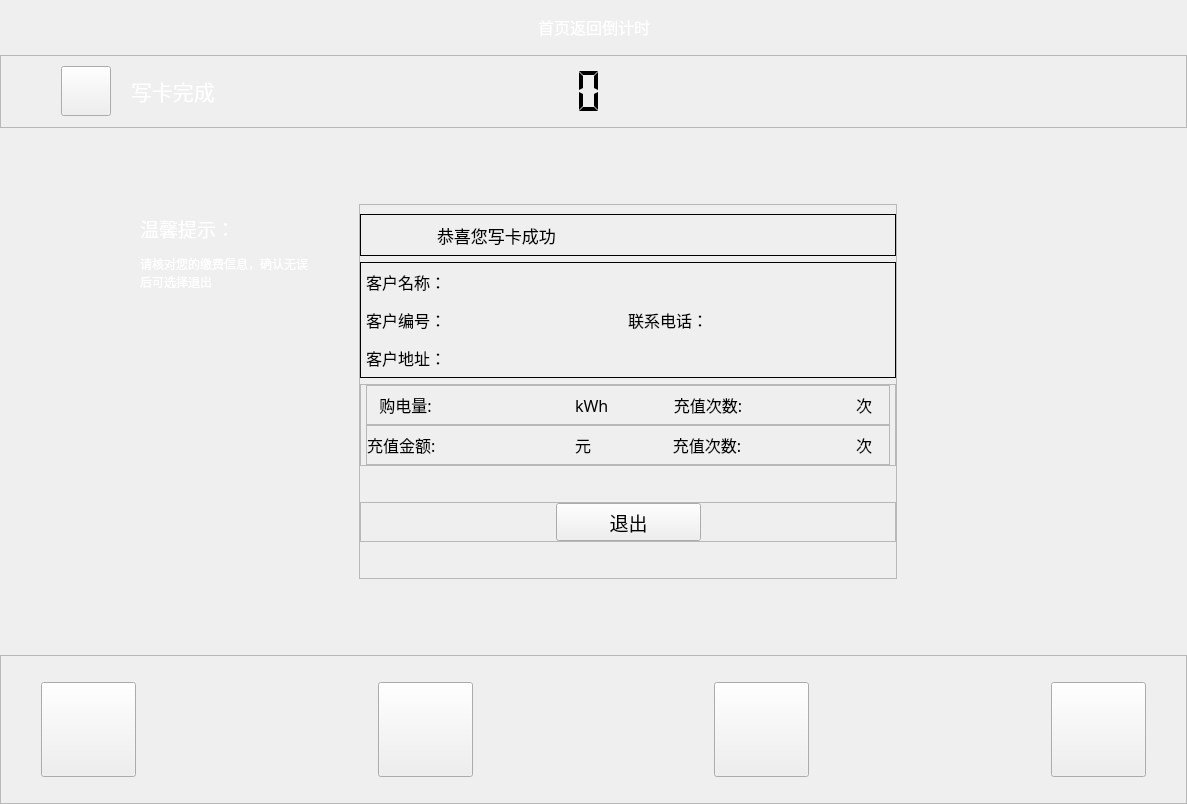
The window that writecardfinished.ui (along-wds/jiaofeiji_ykgl) describes before a commit, drawn with Qt 5.
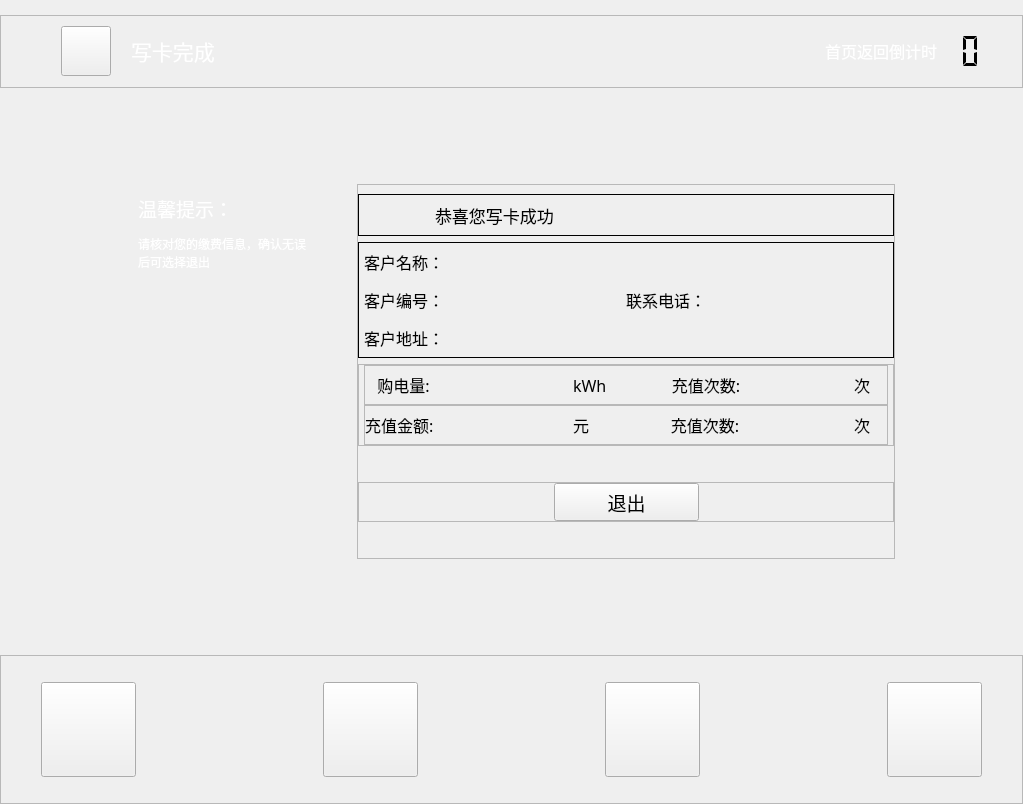
The same window after the commit. Icons and pictures are not drawn.

```diff
--- a/writecardfinished.ui
+++ b/writecardfinished.ui
@@ -6,7 +6,7 @@
    <rect>
     <x>0</x>
     <y>0</y>
-    <width>1187</width>
+    <width>1023</width>
     <height>804</height>
    </rect>
   </property>
@@ -30,82 +30,20 @@
     <number>0</number>
    </property>
    <item>
-    <layout class="QHBoxLayout" name="horizontalLayout_22">
-     <item>
-      <spacer name="horizontalSpacer_18">
-       <property name="orientation">
-        <enum>Qt::Horizontal</enum>
-       </property>
-       <property name="sizeHint" stdset="0">
-        <size>
-         <width>40</width>
-         <height>20</height>
-        </size>
-       </property>
-      </spacer>
-     </item>
-     <item>
-      <spacer name="verticalSpacer_9">
-       <property name="orientation">
-        <enum>Qt::Vertical</enum>
-       </property>
-       <property name="sizeType">
-        <enum>QSizePolicy::Fixed</enum>
-       </property>
-       <property name="sizeHint" stdset="0">
-        <size>
-         <width>20</width>
-         <height>55</height>
-        </size>
-       </property>
-      </spacer>
-     </item>
-     <item>
-      <widget class="QLabel" name="label">
-       <property name="font">
-        <font>
-         <family>微软雅黑</family>
-         <pointsize>12</pointsize>
-        </font>
-       </property>
-       <property name="text">
-        <string>&lt;html&gt;&lt;head/&gt;&lt;body&gt;&lt;p&gt;&lt;span style=&quot; color:#ffffff;&quot;&gt;首页返回倒计时&lt;/span&gt;&lt;/p&gt;&lt;/body&gt;&lt;/html&gt;</string>
-       </property>
-      </widget>
-     </item>
-     <item>
-      <spacer name="verticalSpacer_6">
-       <property name="orientation">
-        <enum>Qt::Vertical</enum>
-       </property>
-       <property name="sizeType">
-        <enum>QSizePolicy::Fixed</enum>
-       </property>
-       <property name="sizeHint" stdset="0">
-        <size>
-         <width>20</width>
-         <height>55</height>
-        </size>
-       </property>
-      </spacer>
-     </item>
-     <item>
-      <spacer name="horizontalSpacer_19">
-       <property name="orientation">
-        <enum>Qt::Horizontal</enum>
-       </property>
-       <property name="sizeType">
-        <enum>QSizePolicy::Expanding</enum>
-       </property>
-       <property name="sizeHint" stdset="0">
-        <size>
-         <width>15</width>
-         <height>20</height>
-        </size>
-       </property>
-      </spacer>
-     </item>
-    </layout>
+    <spacer name="verticalSpacer_5">
+     <property name="orientation">
+      <enum>Qt::Vertical</enum>
+     </property>
+     <property name="sizeType">
+      <enum>QSizePolicy::Fixed</enum>
+     </property>
+     <property name="sizeHint" stdset="0">
+      <size>
+       <width>20</width>
+       <height>15</height>
+      </size>
+     </property>
+    </spacer>
    </item>
    <item>
     <widget class="QFrame" name="frame_7">
@@ -244,6 +182,19 @@
         </property>
        </spacer>
       </item>
+      <item>
+       <widget class="QLabel" name="label">
+        <property name="font">
+         <font>
+          <family>微软雅黑</family>
+          <pointsize>12</pointsize>
+         </font>
+        </property>
+        <property name="text">
+         <string>&lt;html&gt;&lt;head/&gt;&lt;body&gt;&lt;p&gt;&lt;span style=&quot; color:#ffffff;&quot;&gt;首页返回倒计时&lt;/span&gt;&lt;/p&gt;&lt;/body&gt;&lt;/html&gt;</string>
+        </property>
+       </widget>
+      </item>
       <item>
        <widget class="QLCDNumber" name="lcdNumber">
         <property name="sizePolicy">
@@ -254,20 +205,20 @@
         </property>
         <property name="minimumSize">
          <size>
-          <width>120</width>
+          <width>50</width>
           <height>50</height>
          </size>
         </property>
         <property name="maximumSize">
          <size>
-          <width>120</width>
+          <width>50</width>
           <height>50</height>
          </size>
         </property>
         <property name="font">
          <font>
           <family>微软雅黑</family>
-          <pointsize>5</pointsize>
+          <pointsize>12</pointsize>
          </font>
         </property>
         <property name="layoutDirection">
@@ -286,7 +237,7 @@
          <enum>QFrame::Plain</enum>
         </property>
         <property name="lineWidth">
-         <number>1</number>
+         <number>0</number>
         </property>
         <property name="midLineWidth">
          <number>0</number>
@@ -319,48 +270,7 @@
        </spacer>
       </item>
       <item>
-       <spacer name="horizontalSpacer_16">
-        <property name="orientation">
-         <enum>Qt::Horizontal</enum>
-        </property>
-        <property name="sizeHint" stdset="0">
-         <size>
-          <width>249</width>
-          <height>20</height>
-         </size>
-        </property>
-       </spacer>
-      </item>
-      <item>
-       <widget class="QLabel" name="label_24">
-        <property name="sizePolicy">
-         <sizepolicy hsizetype="Fixed" vsizetype="Fixed">
-          <horstretch>0</horstretch>
-          <verstretch>0</verstretch>
-         </sizepolicy>
-        </property>
-        <property name="minimumSize">
-         <size>
-          <width>168</width>
-          <height>69</height>
-         </size>
-        </property>
-        <property name="maximumSize">
-         <size>
-          <width>168</width>
-          <height>69</height>
-         </size>
-        </property>
-        <property name="styleSheet">
-         <string notr="true">border-image: url(:/image/picture/qietu/95598.png);</string>
-        </property>
-        <property name="text">
-         <string/>
-        </property>
-       </widget>
-      </item>
-      <item>
-       <spacer name="horizontalSpacer_4">
+       <spacer name="horizontalSpacer_15">
         <property name="orientation">
          <enum>Qt::Horizontal</enum>
         </property>
@@ -369,7 +279,7 @@
         </property>
         <property name="sizeHint" stdset="0">
          <size>
-          <width>60</width>
+          <width>15</width>
           <height>20</height>
          </size>
         </property>
@@ -399,11 +309,11 @@
         <enum>Qt::Horizontal</enum>
        </property>
        <property name="sizeType">
-        <enum>QSizePolicy::Fixed</enum>
+        <enum>QSizePolicy::Expanding</enum>
        </property>
        <property name="sizeHint" stdset="0">
         <size>
-         <width>130</width>
+         <width>60</width>
          <height>20</height>
         </size>
        </property>
```
Left out of the diff: 12 changed lines with no effect on the pictures.
